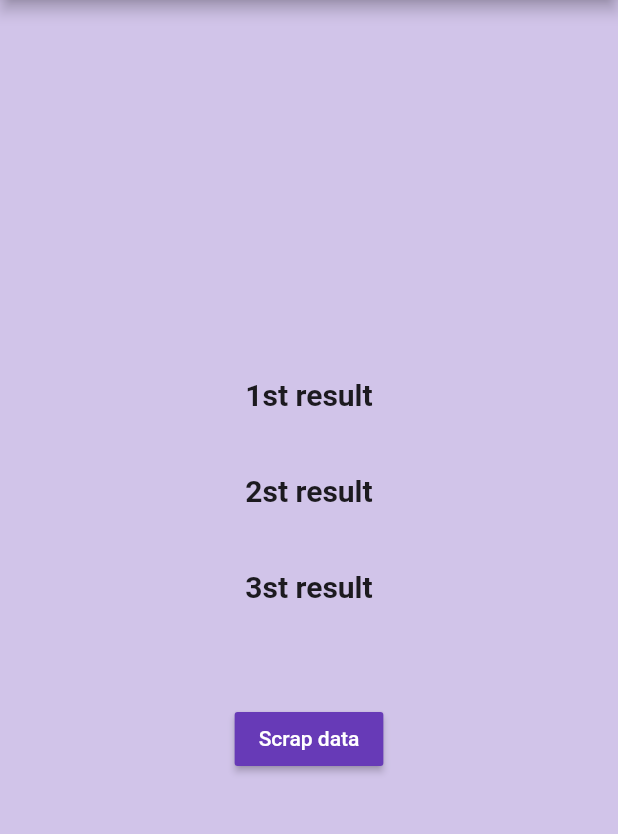
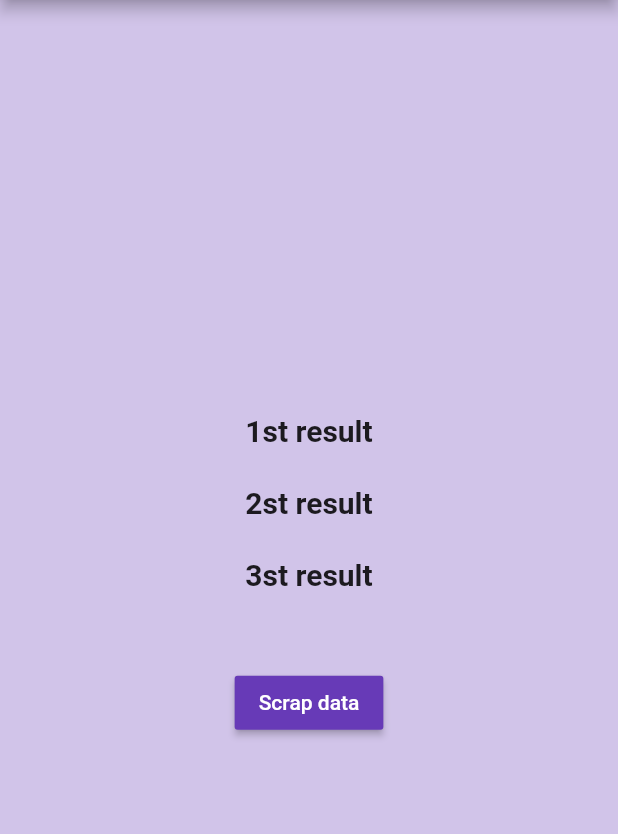
Before and after one commit to lucaspmatos/web-scraping-flutter, a Flutter app: the screen it shows after launch, on a phone screen of 412 x 824 dp, the part 84-918 px from its top. Run offline on Flutter 3.47's test engine with Material 2 defaults, Android fonts, the phone set to English and light mode, and no system bars.

Commit message:
refactor: add widget spacer component to separate widgets

```diff
--- a/lib/core/components/components.dart
+++ b/lib/core/components/components.dart
@@ -1,2 +1,3 @@
 export 'main_button.dart';
 export 'result_text.dart';
+export 'widget_spacer.dart';
--- /dev/null
+++ b/lib/core/components/widget_spacer.dart
@@ -0,0 +1,17 @@
+import 'package:flutter/material.dart';
+
+class WidgetSpacer {
+  static const baseSize = 5.0;
+
+  static Widget vertical(double multiply) {
+    return SizedBox(height: multiply * baseSize);
+  }
+
+  static Widget horizontal(double multiply) {
+    return SizedBox(width: multiply * baseSize);
+  }
+
+  static double calc(double multiply) {
+    return multiply * baseSize;
+  }
+}
--- a/lib/web_scraping_app.dart
+++ b/lib/web_scraping_app.dart
@@ -23,8 +23,6 @@ class _WebScrapingAppState extends State<WebScrapingApp> {
 
   @override
   Widget build(BuildContext context) {
-    final double screenHeight = MediaQuery.of(context).size.height;
-
     return Scaffold(
       appBar: AppBar(
         title: const Text(
@@ -43,19 +41,13 @@ class _WebScrapingAppState extends State<WebScrapingApp> {
                   : Column(
                       children: [
                         ResultText(firstResult),
-                        SizedBox(
-                          height: screenHeight * 0.05,
-                        ),
+                        WidgetSpacer.vertical(5),
                         ResultText(secondResult),
-                        SizedBox(
-                          height: screenHeight * 0.05,
-                        ),
+                        WidgetSpacer.vertical(5),
                         ResultText(thirdResult),
                       ],
                     ),
-              SizedBox(
-                height: screenHeight * 0.08,
-              ),
+              WidgetSpacer.vertical(10),
               MainButton(
                 onPressed: () => _pressButton(),
               ),
```
